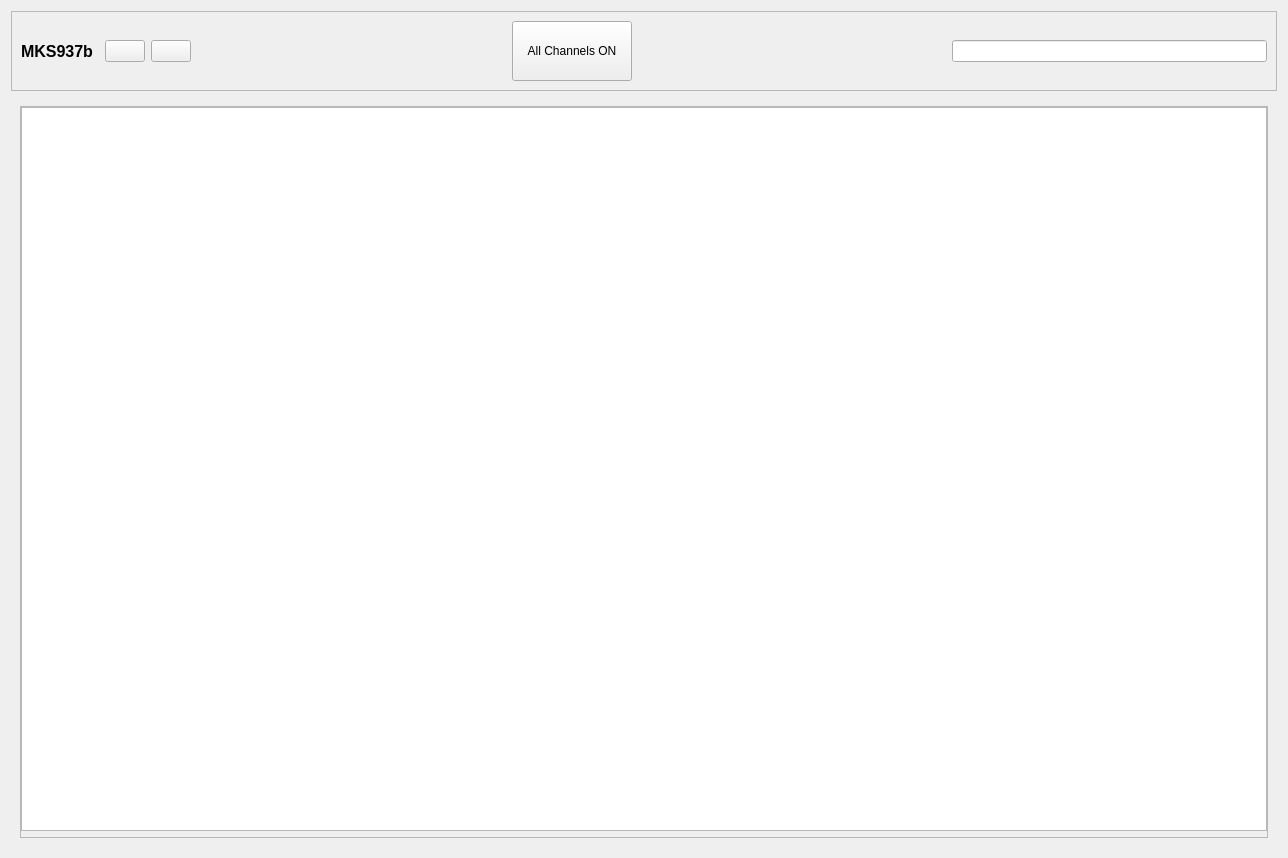
First picture: the form in siriushlacon/mks937b/ui/table.ui, repository lnls-sirius/pydm-opi, before the edit.
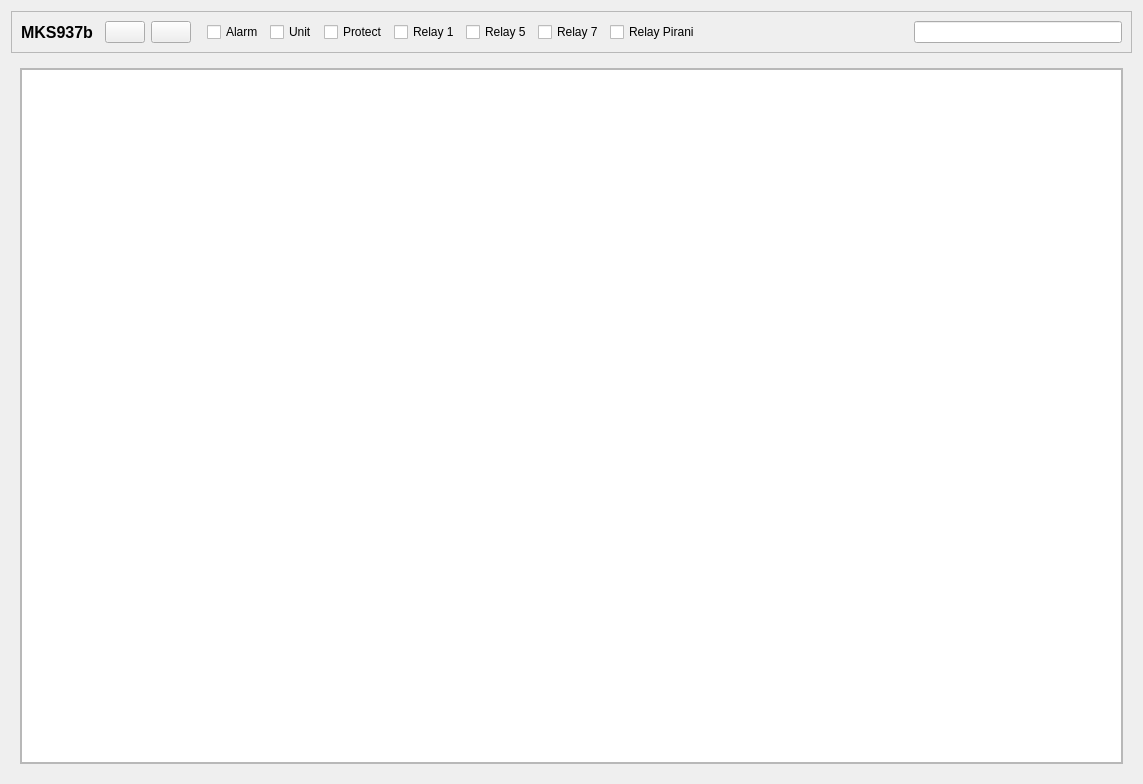
Second picture: the form after the edit. Custom widgets are drawn as their Qt base class.

Commit message: mks table overview

Diff of the .ui file:
```diff
--- a/siriushlacon/mks937b/ui/table.ui
+++ b/siriushlacon/mks937b/ui/table.ui
@@ -6,8 +6,8 @@
    <rect>
     <x>0</x>
     <y>0</y>
-    <width>1288</width>
-    <height>858</height>
+    <width>1143</width>
+    <height>784</height>
    </rect>
   </property>
   <property name="windowTitle">
@@ -26,22 +26,57 @@
       <number>1</number>
      </property>
      <layout class="QGridLayout" name="gridLayout_11">
-      <item row="0" column="17">
+      <item row="0" column="21">
+       <widget class="QCheckBox" name="checkBoxRelayPirani">
+        <property name="text">
+         <string>Relay Pirani</string>
+        </property>
+       </widget>
+      </item>
+      <item row="0" column="20">
+       <widget class="QCheckBox" name="checkBoxRelay7">
+        <property name="text">
+         <string>Relay 7</string>
+        </property>
+       </widget>
+      </item>
+      <item row="0" column="22">
+       <spacer name="horizontalSpacer">
+        <property name="orientation">
+         <enum>Qt::Horizontal</enum>
+        </property>
+        <property name="sizeHint" stdset="0">
+         <size>
+          <width>40</width>
+          <height>20</height>
+         </size>
+        </property>
+       </spacer>
+      </item>
+      <item row="0" column="23">
        <widget class="QLineEdit" name="tfFilter"/>
       </item>
-      <item row="0" column="15">
-       <widget class="QPushButton" name="btnAllHvOn">
-        <property name="minimumSize">
-         <size>
-          <width>120</width>
-          <height>60</height>
-         </size>
+      <item row="0" column="18">
+       <widget class="QCheckBox" name="checkBoxRelay1">
+        <property name="text">
+         <string>Relay 1</string>
         </property>
-        <property name="toolTip">
-         <string>&lt;html&gt;&lt;head/&gt;&lt;body&gt;&lt;p&gt;&lt;span style=&quot; font-size:14pt;&quot;&gt;Turn &lt;/span&gt;&lt;span style=&quot; font-size:14pt; font-weight:600; color:#aa0000;&quot;&gt;ON&lt;/span&gt;&lt;span style=&quot; font-size:14pt;&quot;&gt; all channels&lt;/span&gt;&lt;/p&gt;&lt;/body&gt;&lt;/html&gt;</string>
+       </widget>
+      </item>
+      <item row="0" column="0">
+       <widget class="QLabel" name="lbl_title">
+        <property name="font">
+         <font>
+          <pointsize>12</pointsize>
+          <weight>75</weight>
+          <bold>true</bold>
+         </font>
         </property>
         <property name="text">
-         <string>All Channels ON</string>
+         <string>MKS937b</string>
+        </property>
+        <property name="alignment">
+         <set>Qt::AlignCenter</set>
         </property>
        </widget>
       </item>
@@ -90,59 +125,60 @@
         </property>
        </widget>
       </item>
-      <item row="0" column="13">
-       <widget class="PyDMPushButton" name="btnNavRight">
-        <property name="toolTip">
-         <string/>
+      <item row="0" column="19">
+       <widget class="QCheckBox" name="checkBoxRelay5">
+        <property name="text">
+         <string>Relay 5</string>
         </property>
        </widget>
       </item>
       <item row="0" column="9">
        <widget class="QWidget" name="widget" native="true"/>
       </item>
-      <item row="0" column="16">
-       <spacer name="horizontalSpacer">
-        <property name="orientation">
-         <enum>Qt::Horizontal</enum>
-        </property>
-        <property name="sizeHint" stdset="0">
-         <size>
-          <width>40</width>
-          <height>20</height>
-         </size>
-        </property>
-       </spacer>
-      </item>
-      <item row="0" column="0">
-       <widget class="QLabel" name="lbl_title">
-        <property name="font">
-         <font>
-          <pointsize>12</pointsize>
-          <weight>75</weight>
-          <bold>true</bold>
-         </font>
-        </property>
-        <property name="text">
-         <string>MKS937b</string>
-        </property>
-        <property name="alignment">
-         <set>Qt::AlignCenter</set>
-        </property>
-       </widget>
-      </item>
       <item row="0" column="14">
        <spacer name="horizontalSpacer_2">
         <property name="orientation">
          <enum>Qt::Horizontal</enum>
         </property>
+        <property name="sizeType">
+         <enum>QSizePolicy::Fixed</enum>
+        </property>
         <property name="sizeHint" stdset="0">
          <size>
-          <width>40</width>
+          <width>10</width>
           <height>20</height>
          </size>
         </property>
        </spacer>
       </item>
+      <item row="0" column="13">
+       <widget class="PyDMPushButton" name="btnNavRight">
+        <property name="toolTip">
+         <string/>
+        </property>
+       </widget>
+      </item>
+      <item row="0" column="16">
+       <widget class="QCheckBox" name="checkBoxUnit">
+        <property name="text">
+         <string>Unit</string>
+        </property>
+       </widget>
+      </item>
+      <item row="0" column="15">
+       <widget class="QCheckBox" name="checkBoxAlarm">
+        <property name="text">
+         <string>Alarm</string>
+        </property>
+       </widget>
+      </item>
+      <item row="0" column="17">
+       <widget class="QCheckBox" name="checkBoxProtect">
+        <property name="text">
+         <string>Protect</string>
+        </property>
+       </widget>
+      </item>
      </layout>
     </widget>
    </item>
@@ -159,8 +195,8 @@
           <rect>
            <x>0</x>
            <y>0</y>
-           <width>1246</width>
-           <height>726</height>
+           <width>1101</width>
+           <height>678</height>
           </rect>
          </property>
          <layout class="QGridLayout" name="gridLayout_3">
@@ -179,25 +215,6 @@
           <item row="0" column="0">
            <widget class="QTableWidget" name="table"/>
           </item>
-          <item row="1" column="0">
-           <widget class="PyDMLogDisplay" name="PyDMLogDisplay">
-            <property name="maximumSize">
-             <size>
-              <width>16777215</width>
-              <height>250</height>
-             </size>
-            </property>
-            <property name="toolTip">
-             <string/>
-            </property>
-            <property name="logLevel" stdset="0">
-             <enum>PyDMLogDisplay::INFO</enum>
-            </property>
-            <property name="logName" stdset="0">
-             <string>MKS_Logger</string>
-            </property>
-           </widget>
-          </item>
          </layout>
         </widget>
        </widget>
@@ -208,11 +225,6 @@
   </layout>
  </widget>
  <customwidgets>
-  <customwidget>
-   <class>PyDMLogDisplay</class>
-   <extends>QWidget</extends>
-   <header>pydm.widgets.logdisplay</header>
-  </customwidget>
   <customwidget>
    <class>PyDMPushButton</class>
    <extends>QPushButton</extends>
```
The commit also changes 1 other file.
